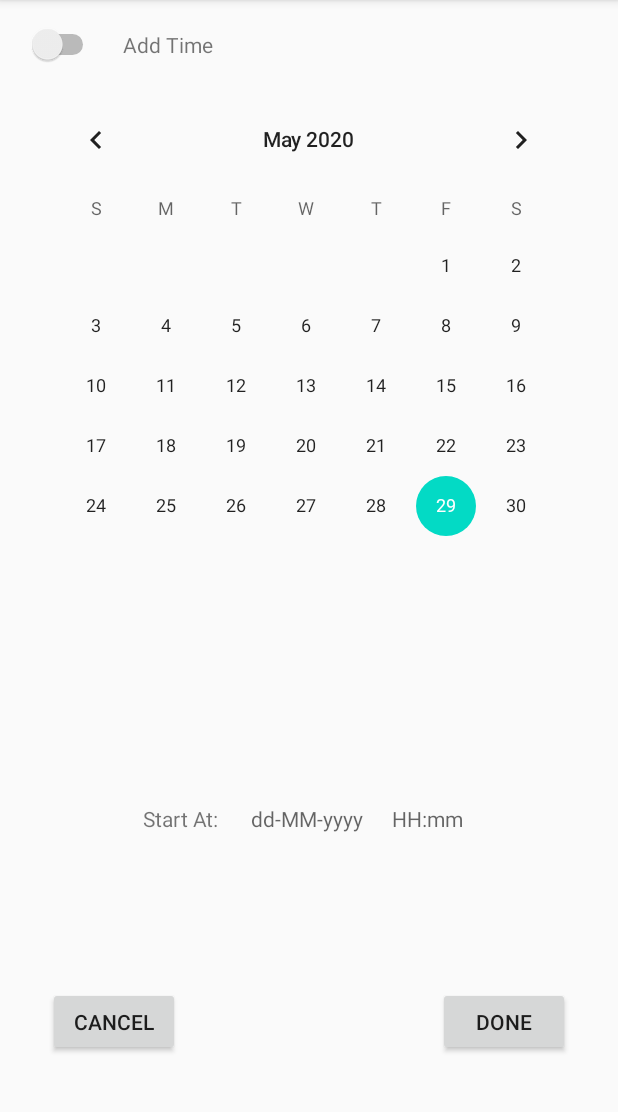
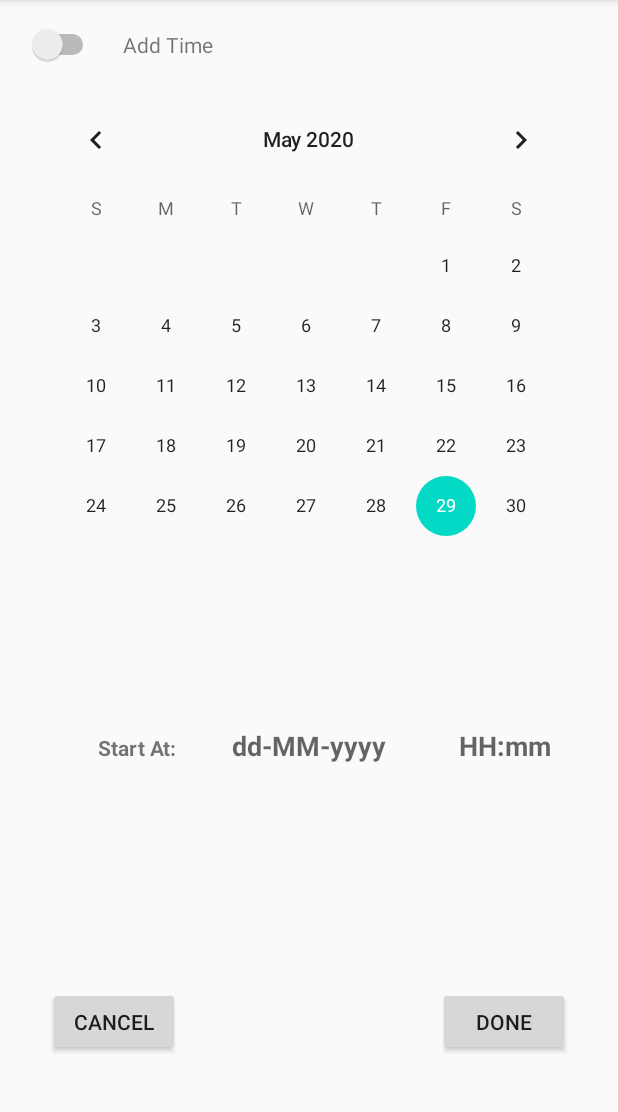
Before and after one commit to Ackermanm/App-Meeting, an Android app: the TimeActivity screen opened directly, with no data from a screen before it, on a phone screen of 412 x 824 dp, the part 84-1196 px from its top. Run offline under Robolectric (Android 15) with nearby library versions, the phone set to English and light mode, and no system bars.

Commit message:
upload document app summary.

```diff
--- a/app/src/main/res/layout/activity_time.xml
+++ b/app/src/main/res/layout/activity_time.xml
@@ -60,29 +60,36 @@
 
     <TextView
         android:id="@+id/textStartTime"
-        android:layout_width="64dp"
-        android:layout_height="23dp"
+        android:layout_width="59dp"
+        android:layout_height="36dp"
         android:layout_marginEnd="8dp"
         android:text="Start At:"
+        android:textStyle="bold"
         app:layout_constraintBaseline_toBaselineOf="@+id/startDate"
         app:layout_constraintEnd_toStartOf="@+id/startDate" />
 
     <TextView
         android:id="@+id/startDate"
-        android:layout_width="78dp"
-        android:layout_height="32dp"
-        android:layout_marginBottom="200dp"
+        android:layout_width="147dp"
+        android:layout_height="49dp"
         android:hint="dd-MM-yyyy"
-        app:layout_constraintBottom_toBottomOf="parent"
+        android:textAlignment="center"
+        android:textSize="18sp"
+        android:textStyle="bold"
+        app:layout_constraintBottom_toTopOf="@+id/buttonCancelTime"
         app:layout_constraintEnd_toEndOf="parent"
-        app:layout_constraintStart_toStartOf="parent" />
+        app:layout_constraintStart_toStartOf="parent"
+        app:layout_constraintTop_toBottomOf="@+id/calendarTime" />
 
     <TextView
         android:id="@+id/startTime"
-        android:layout_width="66dp"
-        android:layout_height="32dp"
+        android:layout_width="81dp"
+        android:layout_height="46dp"
         android:layout_marginStart="16dp"
         android:hint="HH:mm"
+        android:textAlignment="center"
+        android:textSize="18sp"
+        android:textStyle="bold"
         app:layout_constraintBaseline_toBaselineOf="@+id/startDate"
         app:layout_constraintStart_toEndOf="@+id/startDate" />
 
```
Also changed, not shown: 10 other files.
